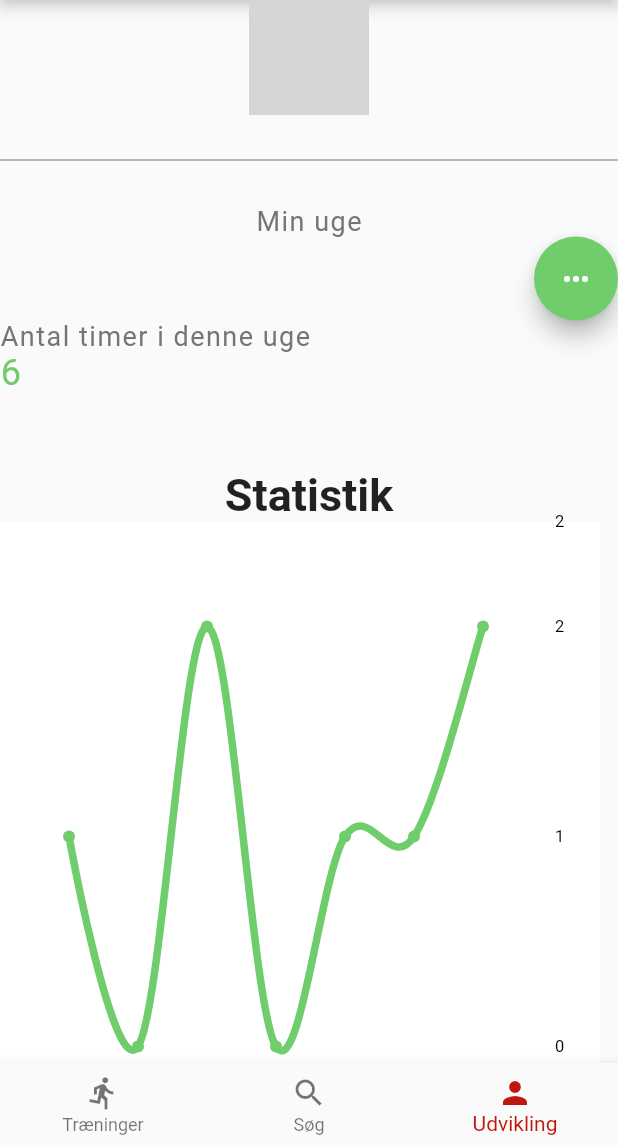
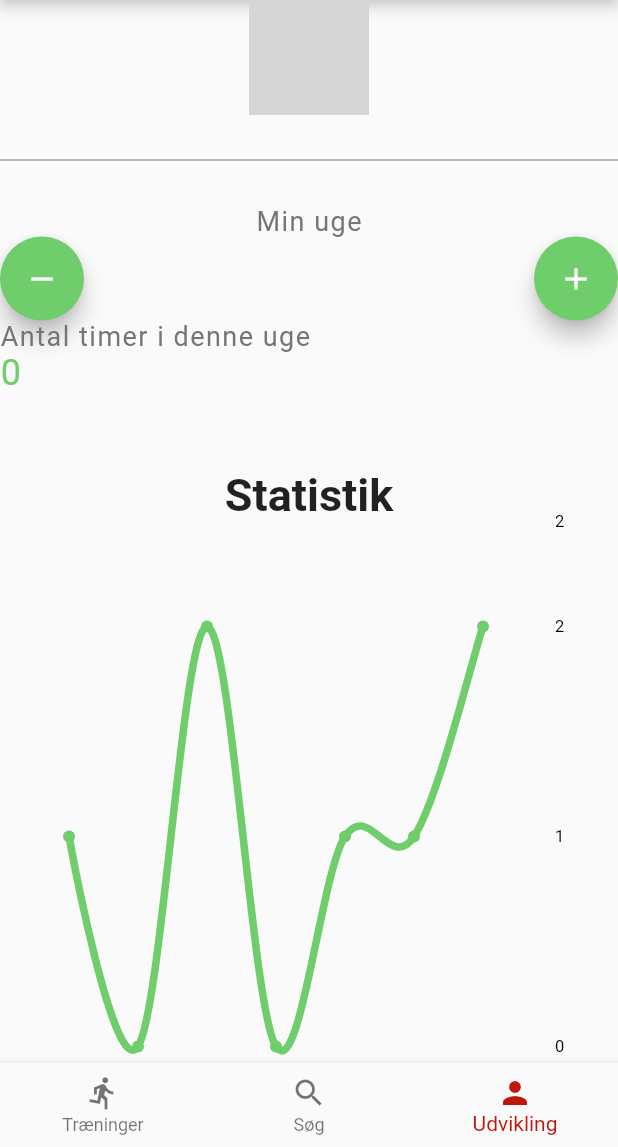
Before and after one commit to JohannesPoulsen/fitness_budy_app, a Flutter app: the HomeScreen screen opened directly, item 3 of the bottom bar chosen, on a phone screen of 412 x 824 dp, the part 89-1236 px from its top. Run offline on Flutter 3.47's test engine with Material 2 defaults, Android fonts, the phone set to English and light mode, and no system bars; drawn by our look-alikes of fl_chart; our stand-ins replace cloud_firestore, firebase_auth, firebase_core, font_awesome_flutter; accounts and stored records are empty; network calls fail; grey boxes are pictures that could not be loaded.

Commit message:
HourCounter

```diff
--- a/lib/ViewController/home.dart
+++ b/lib/ViewController/home.dart
@@ -20,6 +20,7 @@ class _HomeScreenState extends State<HomeScreen> {
 
   String searchString = "";
   int _selectedIndex = 0;
+  int  _counter = 0;
 
   List<Widget> widgetOptions = [];
 
@@ -79,6 +80,21 @@ class _HomeScreenState extends State<HomeScreen> {
   void _onItemTapped(int index) {
     setState(() {
       _selectedIndex = index;
+    });
+  }
+
+  void _hourIncrease(){
+    setState(() {
+      _counter++;
+    });
+  }
+
+  void _hourDecrease(){
+    setState(() {
+      _counter--;
+      if(_counter <= 0){
+        _counter = 0;
+      }
     });
   }
 
@@ -187,14 +203,27 @@ class _HomeScreenState extends State<HomeScreen> {
                 )
               ],
             ),
-            Align(
+            Stack(
+              children: <Widget>[
+                Align(
               alignment: Alignment.topRight,
               child: FloatingActionButton(
                 hoverColor: Colors.orange,
-                onPressed: () {},
+                onPressed: _hourIncrease,
                 backgroundColor: const Color(0xFF6fcd6b),
-                child: const Icon(Icons.more_horiz),
+                child: const Icon(Icons.add),
               ),
+            ),
+            Align(
+               alignment: Alignment.topLeft,
+              child: FloatingActionButton(
+                hoverColor: Colors.orange,
+                onPressed: _hourDecrease,
+                backgroundColor: const Color(0xFF6fcd6b),
+                child: const Icon(Icons.remove),
+                  ),
+                )
+              ],
             ),
             Row(
               mainAxisAlignment: MainAxisAlignment.start,
@@ -211,10 +240,10 @@ class _HomeScreenState extends State<HomeScreen> {
             ),
             Row(
               mainAxisAlignment: MainAxisAlignment.start,
-              children: const <Widget>[
+              children: <Widget>[
                 Text(
-                  '6',
-                  style: TextStyle(
+                  '$_counter',
+                  style: const TextStyle(
                     color: Color(0xFF6fcd6b),
                     fontSize: 24.0,
                     letterSpacing: 1.0,
@@ -235,10 +264,10 @@ class _HomeScreenState extends State<HomeScreen> {
                 ),
               ),
             ),
-            Container(
+            SizedBox(
               width: 400,
               height: 400,
-              color: Colors.white,
+              //color: Colors.grey[400],
               child: LineChart(
                 LineChartData(
                   gridData: FlGridData(show: false),
@@ -276,6 +305,7 @@ class _HomeScreenState extends State<HomeScreen> {
     ]);
   }
 
+
   void filterSearchResults(String query) {
     List<String> dummySearchList = <String>[];
     dummySearchList.addAll(duplicateItems);
```
